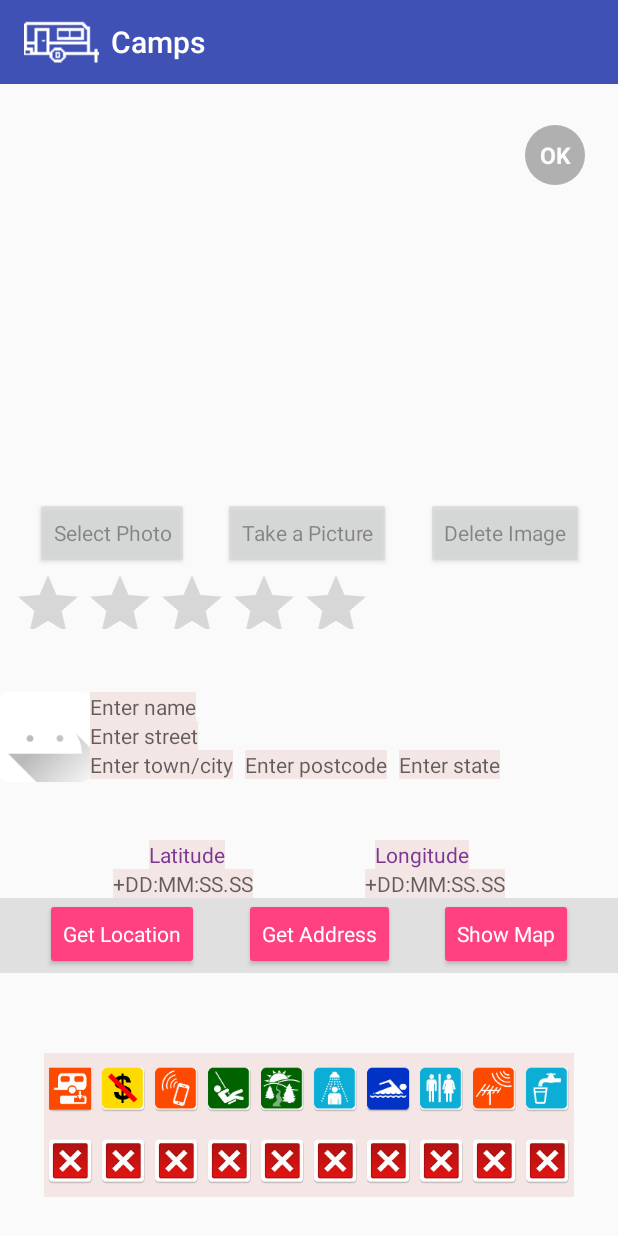
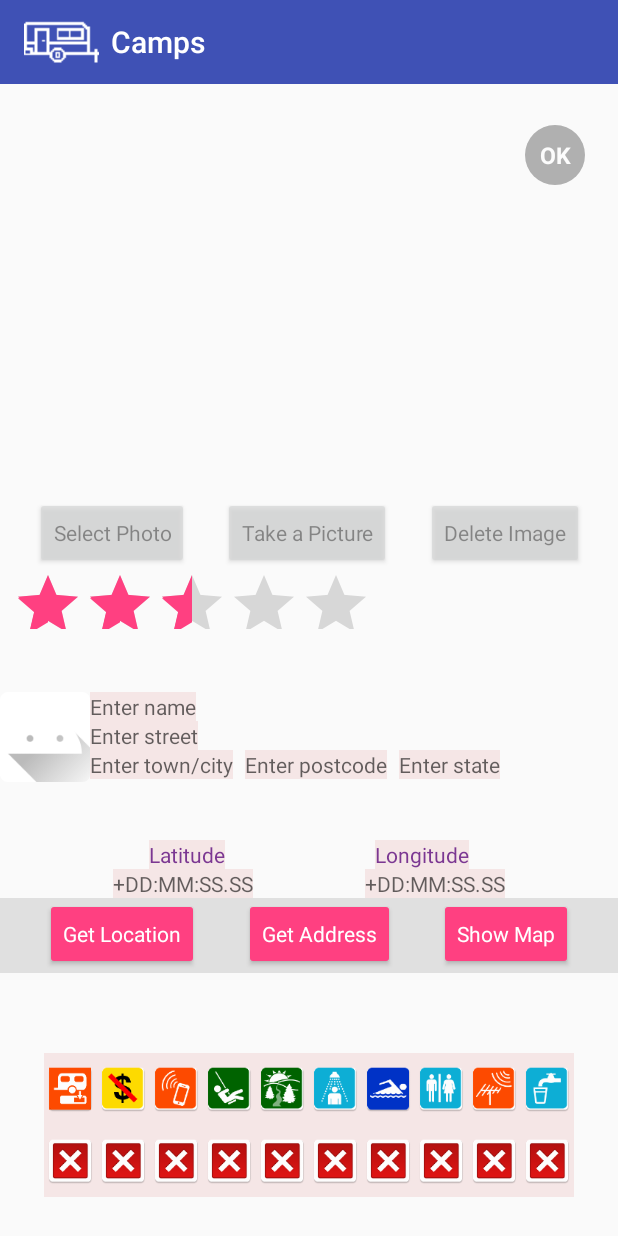
Before and after one commit to vonkratzmann/Camps, an Android app: the screen it shows after launch once a user with an empty profile is signed in (AddOrEditSiteActivity), after a tap on an icon or button, on a phone screen of 412 x 824 dp. Run offline under Robolectric (Android 15) with nearby library versions, the phone set to English and light mode, and no system bars; our stand-ins replace Firebase (no records; nobody signed in at launch, a user with empty details on screens opened directly); libraries missing offline, so code that uses them is left out: me.zhanghai.android; pictures from the network do not load.

```diff
--- a/app/src/main/java/au/com/mysites/camps/ui/AddOrEditSiteActivity.java
+++ b/app/src/main/java/au/com/mysites/camps/ui/AddOrEditSiteActivity.java
@@ -29,6 +29,7 @@ import android.view.MotionEvent;
 import android.view.View;
 import android.widget.EditText;
 import android.widget.ImageView;
+import android.widget.RatingBar;
 import android.widget.TextView;
 import android.widget.Toast;
 
@@ -70,7 +71,8 @@ import static com.google.android.gms.location.LocationServices.getFusedLocationP
  */
 public class AddOrEditSiteActivity extends AppCompatActivity implements
         EventListener<DocumentSnapshot>,
-        View.OnClickListener {
+        View.OnClickListener,
+        RatingBar.OnRatingBarChangeListener {
 
     private final static String TAG = AddOrEditSiteActivity.class.getSimpleName();
 
@@ -113,6 +115,8 @@ public class AddOrEditSiteActivity extends AppCompatActivity implements
     private ImageView mSitePhotoImageView;
     private ImageView mThumbnailImageView;
 
+    private RatingBar mRatingBar;
+
     //used to store path to store image from camera
     private String mPhotoPath;
 
@@ -143,7 +147,7 @@ public class AddOrEditSiteActivity extends AppCompatActivity implements
         }
 
         @Override
-        // Do not use this one
+// Do not use this one
         public void onTextChanged(CharSequence s, int start, int before, int count) {
         }
 
@@ -159,12 +163,12 @@ public class AddOrEditSiteActivity extends AppCompatActivity implements
      */
     private final TextWatcher mNameTextWatcher = new TextWatcher() {
         @Override
-        // Do not use this one
+// Do not use this one
         public void beforeTextChanged(CharSequence s, int start, int count, int after) {
         }
 
         @Override
-        // Do not use this one
+// Do not use this one
         public void onTextChanged(CharSequence s, int start, int before, int count) {
         }
 
@@ -197,8 +201,6 @@ public class AddOrEditSiteActivity extends AppCompatActivity implements
         if (intent.hasExtra(getString(R.string.intent_site_name))) {
             siteId = Objects.requireNonNull(intent.getExtras()).getString(getString(R.string.intent_site_name));
 
-            //todo update to include case where activity restarted and partway through edit
-
             //this is an edit of an existing site
             mSite.setName(siteId);
 
@@ -215,9 +217,9 @@ public class AddOrEditSiteActivity extends AppCompatActivity implements
         // Display and enable toggling of the facility presence, indicating if present or not
         displayStatusOfAllFacilities();
 
-       /* Hide the soft keyboard when you touch outside of an edit text.
-        * android.R.id.content gives you the root view of the activity,
-          so when you touch outside of edit text, the soft keyboard is hidden */
+        /* Hide the soft keyboard when you touch outside of an edit text.
+         * android.R.id.content gives you the root view of the activity,
+         * so when you touch outside of edit text, the soft keyboard is hidden */
         findViewById(android.R.id.content).setOnTouchListener(new View.OnTouchListener() {
             @Override
             public boolean onTouch(View v, MotionEvent event) {
@@ -226,6 +228,7 @@ public class AddOrEditSiteActivity extends AppCompatActivity implements
             }
         });
     }
+
 
     /**
      * Initialise views and set up listeners. There is a common listener used for the buttons
@@ -292,6 +295,10 @@ public class AddOrEditSiteActivity extends AppCompatActivity implements
 
         mFusedLocationClient = getFusedLocationProviderClient(this);
         mResultReceiver = new AddressResultReceiver(new Handler());
+
+        // Set up rating bar and listener
+        mRatingBar = findViewById(R.id.add_site_ratingBar);
+        mRatingBar.setOnRatingBarChangeListener(this);
     }
 
     /**
@@ -615,7 +622,8 @@ public class AddOrEditSiteActivity extends AppCompatActivity implements
      * Called from {@link #takePhoto()}.
      */
     private void takePhotoCheckStoragePermissions() {
-        if (Debug.DEBUG_METHOD_ENTRY_ACTIVITY) Log.d(TAG, "takePhotoCheckStoragePermissions()");
+        if (Debug.DEBUG_METHOD_ENTRY_ACTIVITY)
+            Log.d(TAG, "takePhotoCheckStoragePermissions()");
 
         //check if external storage mounted and available
         if (!isExternalStorageAvailable()) {
@@ -906,7 +914,8 @@ public class AddOrEditSiteActivity extends AppCompatActivity implements
      * which displays longitude and latitude. If fails displays a message to the user.
      */
     void getLocationFusedProviderClient() {
-        if (Debug.DEBUG_METHOD_ENTRY_ACTIVITY) Log.d(TAG, "getLocationFusedProviderClient()");
+        if (Debug.DEBUG_METHOD_ENTRY_ACTIVITY)
+            Log.d(TAG, "getLocationFusedProviderClient()");
 
         //sets up fused location client, which is API from Google Play Services
         mFusedLocationClient = getFusedLocationProviderClient(this);
@@ -944,7 +953,8 @@ public class AddOrEditSiteActivity extends AppCompatActivity implements
      * @param location Display location coordinates
      */
     private void getLocationDisplayCoordinates(Location location) {
-        if (Debug.DEBUG_METHOD_ENTRY_ACTIVITY) Log.d(TAG, "getLocationDisplayCoordinates()");
+        if (Debug.DEBUG_METHOD_ENTRY_ACTIVITY)
+            Log.d(TAG, "getLocationDisplayCoordinates()");
 
         TextView textView = findViewById(R.id.add_site_map_coordinates_lat);
         textView.setText(Location.convert(location.getLatitude(), Location.FORMAT_SECONDS));
@@ -1129,7 +1139,6 @@ public class AddOrEditSiteActivity extends AppCompatActivity implements
     }
 
     /**
-     *
      * @param outState Instance state
      */
     @Override
@@ -1175,6 +1184,16 @@ public class AddOrEditSiteActivity extends AppCompatActivity implements
             mSiteRegistration.remove();
             mSiteRegistration = null;
         }
+    }
+
+    /**
+     * @param ratingBar
+     * @param v
+     * @param b
+     */
+    public void onRatingChanged(RatingBar ratingBar, float v, boolean b) {
+
+        //do something
     }
 
     /**
--- a/app/src/main/java/au/com/mysites/camps/ui/DetailSiteActivity.java
+++ b/app/src/main/java/au/com/mysites/camps/ui/DetailSiteActivity.java
@@ -247,6 +247,8 @@ public class DetailSiteActivity extends AppCompatActivity implements View.OnClic
     @Override
     public void onBackPressed() {
         if (Debug.DEBUG_METHOD_ENTRY_ACTIVITY) Log.d(TAG, "onBackPressed()");
+
+        finish();
     }
 
     private boolean shouldStartSignIn() {
--- a/app/src/main/res/layout/activity_site_add_edit.xml
+++ b/app/src/main/res/layout/activity_site_add_edit.xml
@@ -74,6 +74,9 @@
         android:layout_width="wrap_content"
         android:layout_height="40dp"
         android:layout_marginStart="8dp"
+        android:numStars="5"
+        android:stepSize="0.5"
+        android:rating="2.5"
         app:layout_constraintStart_toStartOf="parent"
         app:layout_constraintTop_toTopOf="@+id/guidelineimage"/>
 
--- a/app/src/main/res/layout/recycler_site.xml
+++ b/app/src/main/res/layout/recycler_site.xml
@@ -29,7 +29,7 @@
 
     <me.zhanghai.android.materialratingbar.MaterialRatingBar
         android:id="@+id/site_item_rating"
-        style="@style/Widget.MaterialRatingBar.RatingBar.Indicator.Small"
+        style="@style/AppTheme.MySmallRatingBar"
         android:layout_width="wrap_content"
         android:layout_height="wrap_content"
         android:layout_alignLeft="@+id/site_item_name"
```
Also changed, not shown: app/src/main/res/values/styles.xml (+7 -0 lines).
